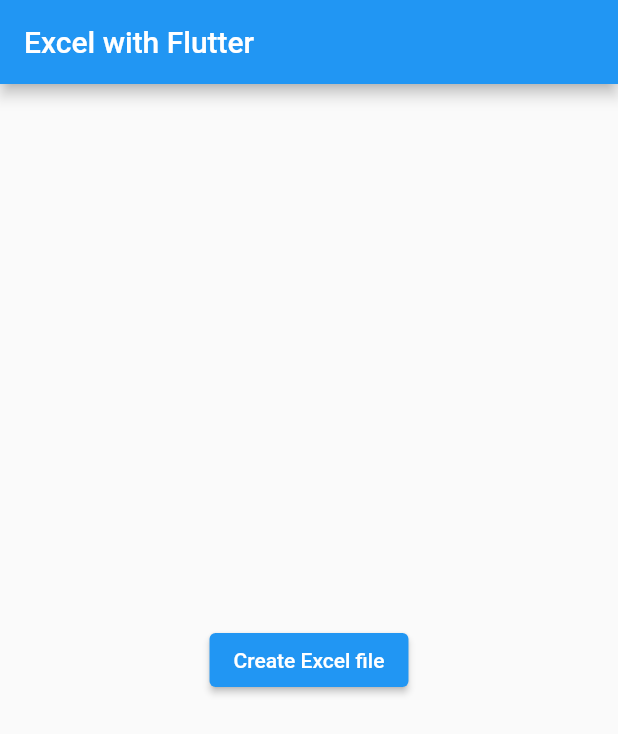
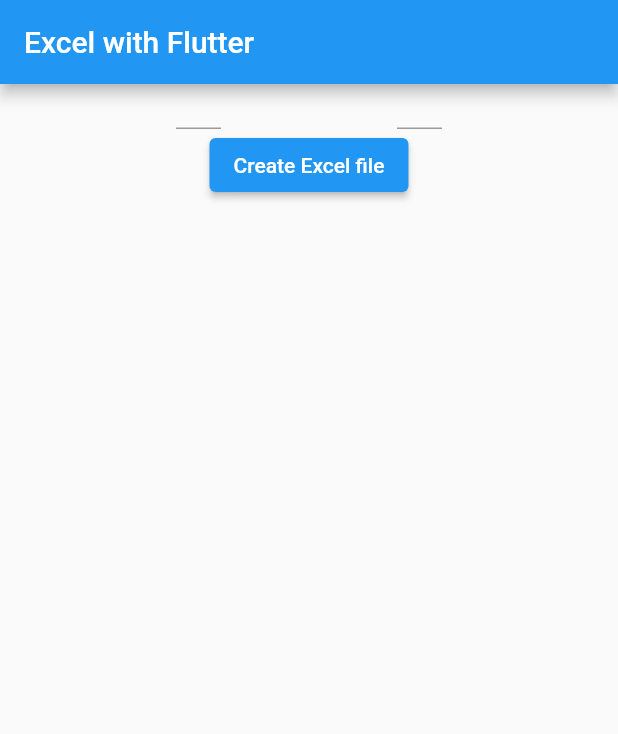
Before and after one commit to alt-Pranav/Testing-Excel-With-Flutter, a Flutter app: the screen it shows after launch, after a tap on "Create Excel file", on a phone screen of 412 x 824 dp. Shown: the top 734 px of the screen. Run offline on Flutter 3.47's test engine with Material 2 defaults, Android fonts, the phone set to English and light mode, and no system bars; our stand-ins replace open_file; missing offline and left inert: syncfusion_flutter_xlsio.

Commit message:
#2 add inputs to the sheet

```diff
--- a/lib/main.dart
+++ b/lib/main.dart
@@ -3,7 +3,7 @@
 import 'package:flutter/material.dart';
 import 'package:path_provider/path_provider.dart';
 import 'package:open_file/open_file.dart';
-import 'package:syncfusion_flutter_xlsio/xlsio.dart';
+import 'package:syncfusion_flutter_xlsio/xlsio.dart' as xlsio;
 
 void main() {
   runApp(const MyApp());
@@ -53,6 +53,9 @@
 }
 
 class _MyHomePageState extends State<MyHomePage> {
+  TextEditingController posn = TextEditingController();
+  TextEditingController data = TextEditingController();
+
   @override
   Widget build(BuildContext context) {
     return Scaffold(
@@ -60,9 +63,32 @@
         title: Text("Excel with Flutter"),
       ),
       body: Center(
-        child: ElevatedButton(
-          child: Text("Create Excel file"),
-          onPressed: createExcel,
+        child: Column(
+          children: [
+            Row(
+              mainAxisAlignment: MainAxisAlignment.spaceEvenly,
+              children: [
+                SizedBox(
+                  height: 30,
+                  width: 30,
+                  child: TextField(
+                    controller: posn,
+                  ),
+                ),
+                SizedBox(
+                  height: 30,
+                  width: 30,
+                  child: TextField(
+                    controller: data,
+                  ),
+                )
+              ],
+            ),
+            ElevatedButton(
+              child: Text("Create Excel file"),
+              onPressed: createExcel,
+            ),
+          ],
         ),
       ),
     );
@@ -70,13 +96,15 @@
 
   Future<void> createExcel() async {
     /// creates an Excel Workbook with 1 worksheet
-    final Workbook workbook = Workbook();
+    final xlsio.Workbook workbook = xlsio.Workbook();
 
     /// access the worksheet of the workbook to store data in
     /// 0th index stores first worksheet
-    final Worksheet sheet = workbook.worksheets[0];
+    final xlsio.Worksheet sheet = workbook.worksheets[0];
     sheet.getRangeByName('A1').setText("Hello World");
-    sheet.getRangeByIndex(1, 3).setText("1,3");
+    sheet
+        .getRangeByIndex(int.parse(posn.text[0]), int.parse(posn.text[2]))
+        .setText("${data.text}");
 
     /// storing the bytes of the workbook
     final List<int> bytesOfExcelWorkbook = workbook.saveAsStream();
```
